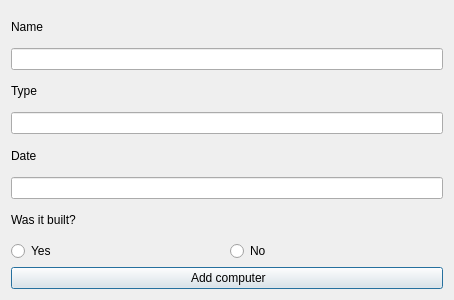
First picture: the form in addcomputerdialog.ui, repository ManiSigt/Verklegt-nams, before the edit.
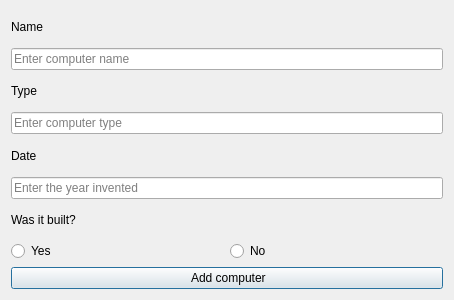
Second picture: the form after the edit. Icons and pictures are not drawn.

Commit message: placeholder text

Diff of the .ui file:
```diff
--- a/addcomputerdialog.ui
+++ b/addcomputerdialog.ui
@@ -39,7 +39,11 @@
     </layout>
    </item>
    <item>
-    <widget class="QLineEdit" name="input_computer_name"/>
+    <widget class="QLineEdit" name="input_computer_name">
+     <property name="placeholderText">
+      <string>Enter computer name</string>
+     </property>
+    </widget>
    </item>
    <item>
     <layout class="QHBoxLayout" name="horizontalLayout_3">
@@ -60,7 +64,11 @@
     </layout>
    </item>
    <item>
-    <widget class="QLineEdit" name="input_computer_type"/>
+    <widget class="QLineEdit" name="input_computer_type">
+     <property name="placeholderText">
+      <string>Enter computer type</string>
+     </property>
+    </widget>
    </item>
    <item>
     <layout class="QHBoxLayout" name="horizontalLayout_4">
@@ -87,7 +95,11 @@
     </layout>
    </item>
    <item>
-    <widget class="QLineEdit" name="input_computer_date"/>
+    <widget class="QLineEdit" name="input_computer_date">
+     <property name="placeholderText">
+      <string>Enter the year invented</string>
+     </property>
+    </widget>
    </item>
    <item>
     <widget class="QLabel" name="label_computer_wasItBuilt">
```
The commit also changes 1 other file.
